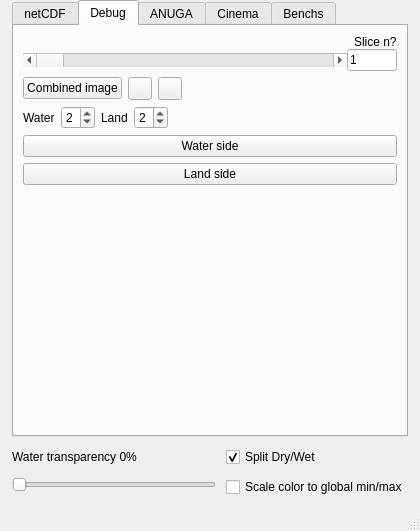
This is deps/ui/aquamoto.ui in GenericMappingTools/InteractiveGMT as Qt 5 draws it before an edit. The edited form follows.
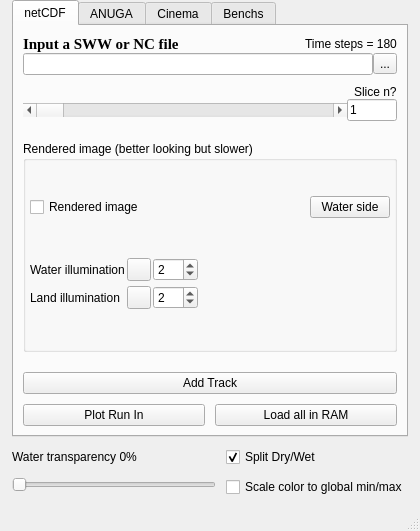
This is the edited form. The open tabs and pages were chosen to show the change.

Commit message: Aquamoto: drop the Debug tab

The edit to the form file:
```diff
--- a/deps/ui/aquamoto.ui
+++ b/deps/ui/aquamoto.ui
@@ -496,283 +496,6 @@
         </item>
        </layout>
       </widget>
-      <widget class="QWidget" name="debugTab">
-       <attribute name="title">
-        <string>Debug</string>
-       </attribute>
-       <layout class="QVBoxLayout" name="debugTabLayout">
-        <item>
-         <layout class="QVBoxLayout" name="dbgSliceGroupLayout">
-          <property name="spacing">
-           <number>0</number>
-          </property>
-          <item>
-           <layout class="QHBoxLayout" name="dbgSliceHeaderLayout">
-            <property name="leftMargin">
-             <number>0</number>
-            </property>
-            <property name="topMargin">
-             <number>0</number>
-            </property>
-            <property name="rightMargin">
-             <number>0</number>
-            </property>
-            <property name="bottomMargin">
-             <number>0</number>
-            </property>
-            <item>
-             <spacer name="dbgSliceHeaderSpacer">
-              <property name="orientation">
-               <enum>Qt::Orientation::Horizontal</enum>
-              </property>
-              <property name="sizeHint" stdset="0">
-               <size>
-                <width>0</width>
-                <height>0</height>
-               </size>
-              </property>
-             </spacer>
-            </item>
-            <item>
-             <widget class="QLabel" name="dbgSliceNLabel">
-              <property name="sizePolicy">
-               <sizepolicy hsizetype="Preferred" vsizetype="Fixed">
-                <horstretch>0</horstretch>
-                <verstretch>0</verstretch>
-               </sizepolicy>
-              </property>
-              <property name="text">
-               <string>Slice n?</string>
-              </property>
-             </widget>
-            </item>
-           </layout>
-          </item>
-          <item>
-           <layout class="QHBoxLayout" name="dbgSliceSliderLayout">
-            <property name="leftMargin">
-             <number>0</number>
-            </property>
-            <property name="topMargin">
-             <number>0</number>
-            </property>
-            <property name="rightMargin">
-             <number>0</number>
-            </property>
-            <property name="bottomMargin">
-             <number>0</number>
-            </property>
-            <item>
-             <widget class="QScrollBar" name="dbgSliceSlider">
-              <property name="minimum">
-               <number>1</number>
-              </property>
-              <property name="maximum">
-               <number>180</number>
-              </property>
-              <property name="value">
-               <number>1</number>
-              </property>
-              <property name="orientation">
-               <enum>Qt::Orientation::Horizontal</enum>
-              </property>
-             </widget>
-            </item>
-            <item>
-             <widget class="QLineEdit" name="dbgSliceNSpinBox">
-              <property name="sizePolicy">
-               <sizepolicy hsizetype="Fixed" vsizetype="Fixed">
-                <horstretch>0</horstretch>
-                <verstretch>0</verstretch>
-               </sizepolicy>
-              </property>
-              <property name="maximumSize">
-               <size>
-                <width>50</width>
-                <height>16777215</height>
-               </size>
-              </property>
-              <property name="text">
-               <string>1</string>
-              </property>
-             </widget>
-            </item>
-           </layout>
-          </item>
-         </layout>
-        </item>
-        <item>
-         <layout class="QHBoxLayout" name="debugIllumLayout">
-          <property name="spacing">
-           <number>6</number>
-          </property>
-          <item>
-           <widget class="QPushButton" name="combinedImageButton">
-            <property name="toolTip">
-             <string>Show this layer's combined water/land image in a display of its own</string>
-            </property>
-            <property name="text">
-             <string>Combined image</string>
-            </property>
-           </widget>
-          </item>
-          <item>
-           <widget class="QToolButton" name="illumWaterButton">
-            <property name="sizePolicy">
-             <sizepolicy hsizetype="Fixed" vsizetype="Fixed">
-              <horstretch>0</horstretch>
-              <verstretch>0</verstretch>
-             </sizepolicy>
-            </property>
-            <property name="toolTip">
-             <string>&lt;html&gt;Illumination of the WATER side: pick the method the wet surface is lit with&lt;/html&gt;</string>
-            </property>
-            <property name="text">
-             <string/>
-            </property>
-           </widget>
-          </item>
-          <item>
-           <widget class="QToolButton" name="illumLandButton">
-            <property name="sizePolicy">
-             <sizepolicy hsizetype="Fixed" vsizetype="Fixed">
-              <horstretch>0</horstretch>
-              <verstretch>0</verstretch>
-             </sizepolicy>
-            </property>
-            <property name="toolTip">
-             <string>&lt;html&gt;Illumination of the LAND side: pick the method the dry surface is lit with&lt;/html&gt;</string>
-            </property>
-            <property name="text">
-             <string/>
-            </property>
-           </widget>
-          </item>
-          <item>
-           <spacer name="debugIllumTailSpacer">
-            <property name="orientation">
-             <enum>Qt::Orientation::Horizontal</enum>
-            </property>
-            <property name="sizeHint" stdset="0">
-             <size>
-              <width>0</width>
-              <height>10</height>
-             </size>
-            </property>
-           </spacer>
-          </item>
-         </layout>
-        </item>
-        <item>
-         <layout class="QHBoxLayout" name="debugIllumModelLayout">
-          <item>
-           <widget class="QLabel" name="illumWaterModelLabel">
-            <property name="text">
-             <string>Water</string>
-            </property>
-           </widget>
-          </item>
-          <item>
-           <widget class="QSpinBox" name="illumWaterModelSpinBox">
-            <property name="sizePolicy">
-             <sizepolicy hsizetype="Fixed" vsizetype="Fixed">
-              <horstretch>0</horstretch>
-              <verstretch>0</verstretch>
-             </sizepolicy>
-            </property>
-            <property name="toolTip">
-             <string>&lt;html&gt;Illumination model (1-7) the WATER half is lit with when &quot;Combined image&quot; builds the picture&lt;/html&gt;</string>
-            </property>
-            <property name="minimum">
-             <number>1</number>
-            </property>
-            <property name="maximum">
-             <number>7</number>
-            </property>
-            <property name="value">
-             <number>2</number>
-            </property>
-           </widget>
-          </item>
-          <item>
-           <widget class="QLabel" name="illumLandModelLabel">
-            <property name="text">
-             <string>Land</string>
-            </property>
-           </widget>
-          </item>
-          <item>
-           <widget class="QSpinBox" name="illumLandModelSpinBox">
-            <property name="sizePolicy">
-             <sizepolicy hsizetype="Fixed" vsizetype="Fixed">
-              <horstretch>0</horstretch>
-              <verstretch>0</verstretch>
-             </sizepolicy>
-            </property>
-            <property name="toolTip">
-             <string>&lt;html&gt;Illumination model (1-7) the LAND half is lit with when &quot;Combined image&quot; builds the picture&lt;/html&gt;</string>
-            </property>
-            <property name="minimum">
-             <number>1</number>
-            </property>
-            <property name="maximum">
-             <number>7</number>
-            </property>
-            <property name="value">
-             <number>2</number>
-            </property>
-           </widget>
-          </item>
-          <item>
-           <spacer name="debugIllumModelSpacer">
-            <property name="orientation">
-             <enum>Qt::Orientation::Horizontal</enum>
-            </property>
-            <property name="sizeHint" stdset="0">
-             <size>
-              <width>0</width>
-              <height>10</height>
-             </size>
-            </property>
-           </spacer>
-          </item>
-         </layout>
-        </item>
-        <item>
-         <widget class="QPushButton" name="waterSideButton">
-          <property name="toolTip">
-           <string>&lt;html&gt;Show the WATER half alone — the very picture the combine takes it from&lt;/html&gt;</string>
-          </property>
-          <property name="text">
-           <string>Water side</string>
-          </property>
-         </widget>
-        </item>
-        <item>
-         <widget class="QPushButton" name="landSideButton">
-          <property name="toolTip">
-           <string>Show the LAND half alone — the very picture the combine takes it from</string>
-          </property>
-          <property name="text">
-           <string>Land side</string>
-          </property>
-         </widget>
-        </item>
-        <item>
-         <spacer name="debugTailSpacer">
-          <property name="orientation">
-           <enum>Qt::Orientation::Vertical</enum>
-          </property>
-          <property name="sizeHint" stdset="0">
-           <size>
-            <width>20</width>
-            <height>1</height>
-           </size>
-          </property>
-         </spacer>
-        </item>
-       </layout>
-      </widget>
       <widget class="QWidget" name="anugaTab">
        <property name="enabled">
         <bool>false</bool>
```
The commit also changes 2 other files.
